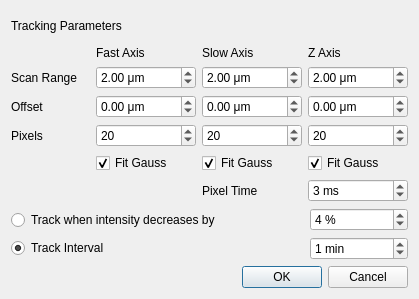
Before: the Qt Designer form src/qudi/gui/confocal/set_tracking_parameters.ui in tugatoconhelado/Qoptics_exp, drawn with Qt 5.
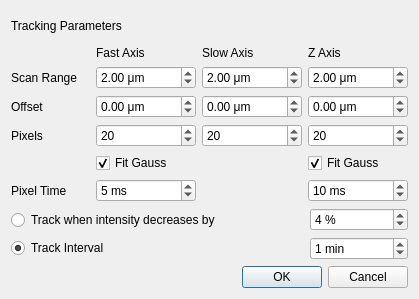
After: the same form once the commit is applied.

Patch:
```diff
--- a/src/qudi/gui/confocal/set_tracking_parameters.ui
+++ b/src/qudi/gui/confocal/set_tracking_parameters.ui
@@ -294,25 +294,15 @@
            </property>
           </widget>
          </item>
-         <item row="4" column="2">
-          <widget class="QCheckBox" name="checkBox">
-           <property name="text">
-            <string>Fit Gauss</string>
-           </property>
-           <property name="checked">
-            <bool>true</bool>
-           </property>
-          </widget>
-         </item>
-         <item row="5" column="2">
-          <widget class="QLabel" name="label">
+         <item row="5" column="0">
+          <widget class="QLabel" name="pixel_time_label">
            <property name="text">
             <string>Pixel Time</string>
            </property>
           </widget>
          </item>
-         <item row="5" column="3">
-          <widget class="QSpinBox" name="spinBox">
+         <item row="5" column="1">
+          <widget class="QSpinBox" name="pixel_time_spinbox">
            <property name="suffix">
             <string> ms</string>
            </property>
@@ -320,7 +310,17 @@
             <number>999999999</number>
            </property>
            <property name="value">
-            <number>3</number>
+            <number>5</number>
+           </property>
+          </widget>
+         </item>
+         <item row="5" column="3">
+          <widget class="QSpinBox" name="z_pixel_time_spinbox">
+           <property name="suffix">
+            <string> ms</string>
+           </property>
+           <property name="value">
+            <number>10</number>
            </property>
           </widget>
          </item>
```
Left out of the diff: 4 changed lines with no effect on the pictures.
